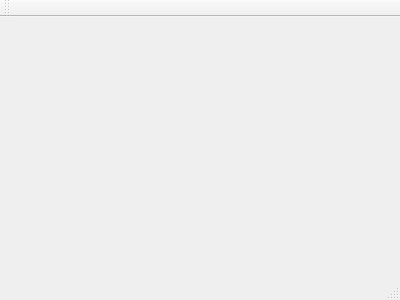
x64joxer/Checkers-New, file Checkers_Client/mainwindow.ui: the form before one commit.
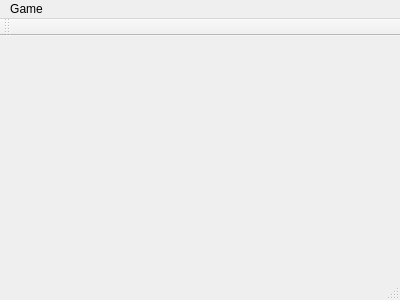
The form after the commit.

Patch:
```diff
--- a/Checkers_Client/mainwindow.ui
+++ b/Checkers_Client/mainwindow.ui
@@ -12,13 +12,40 @@
   <property name="windowTitle" >
    <string>MainWindow</string>
   </property>
-  <widget class="QMenuBar" name="menuBar" />
-  <widget class="QToolBar" name="mainToolBar" />
-  <widget class="QWidget" name="centralWidget" />
-  <widget class="QStatusBar" name="statusBar" />
+  <widget class="QWidget" name="centralWidget"/>
+  <widget class="QMenuBar" name="menuBar">
+   <property name="geometry">
+    <rect>
+     <x>0</x>
+     <y>0</y>
+     <width>400</width>
+     <height>20</height>
+    </rect>
+   </property>
+   <widget class="QMenu" name="menuGame">
+    <property name="title">
+     <string>Game</string>
+    </property>
+    <addaction name="actionNew"/>
+   </widget>
+   <addaction name="menuGame"/>
+  </widget>
+  <widget class="QToolBar" name="mainToolBar">
+   <attribute name="toolBarArea">
+    <enum>TopToolBarArea</enum>
+   </attribute>
+   <attribute name="toolBarBreak">
+    <bool>false</bool>
+   </attribute>
+  </widget>
+  <widget class="QStatusBar" name="statusBar"/>
+  <action name="actionNew">
+   <property name="text">
+    <string>New</string>
+   </property>
+  </action>
  </widget>
- <layoutDefault spacing="6" margin="11" />
- <pixmapfunction></pixmapfunction>
+ <layoutdefault spacing="6" margin="11"/>
  <resources/>
  <connections/>
 </ui>
```
Left out of the diff: 7 changed lines with no effect on the pictures.
